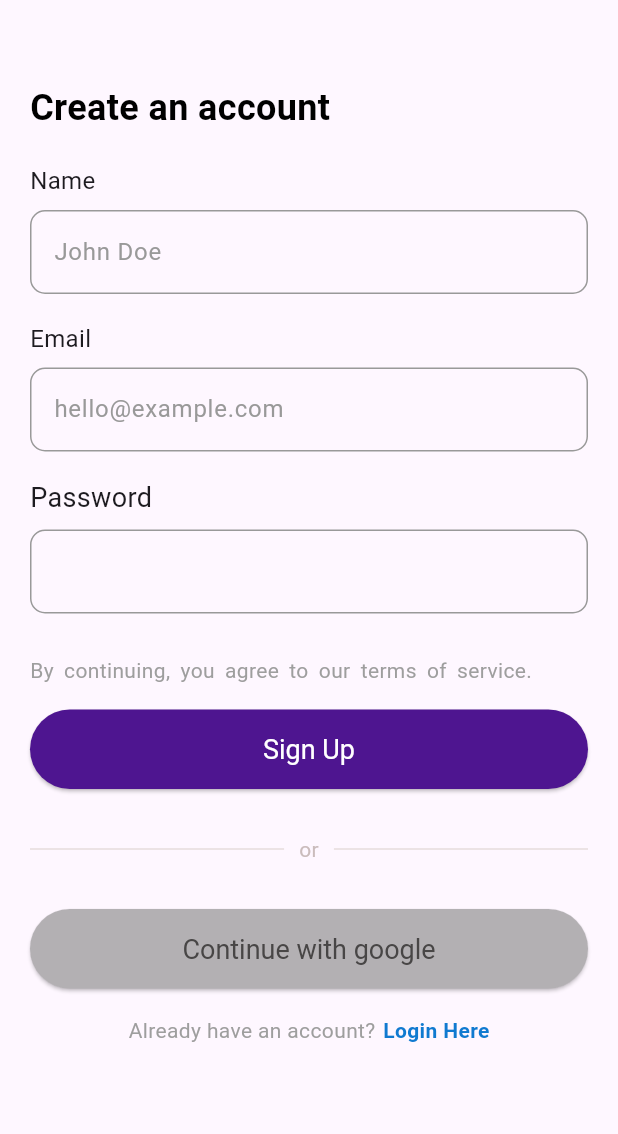
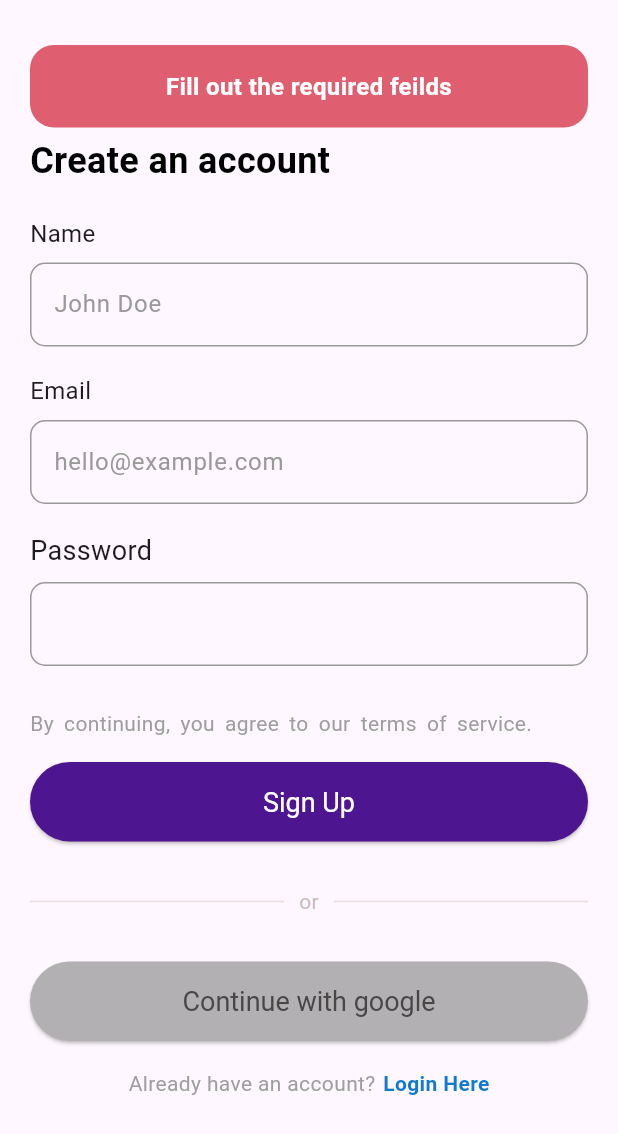
Before and after one commit to Asfar224/Expense-Tracker----Flutter, a Flutter app: the screen it shows after launch, after a tap on "Sign Up", on a phone screen of 412 x 824 dp. Shown: the top 1134 px of the screen. Run offline on Flutter 3.47's test engine with Material 3 defaults, Android fonts, the phone set to English and light mode, and no system bars; our stand-ins replace cloud_firestore, firebase_auth, firebase_core, google_sign_in; accounts and stored records are empty; generated files the repository leaves out were written again.

Commit message:
new changes tho

```diff
--- a/lib/Components/ErrorDisplayer.dart
+++ b/lib/Components/ErrorDisplayer.dart
@@ -1,61 +1,45 @@
 import 'package:flutter/material.dart';
 
-class ErrorDisplayer extends StatefulWidget {
-  final String? errorMessage;
+class ErrorOverlay {
+  static void show(BuildContext context, String errorMessage,
+      {int durationInSeconds = 4}) {
+    final overlay = Overlay.of(context);
+    if (overlay == null) return;
 
-  const ErrorDisplayer({Key? key, this.errorMessage}) : super(key: key);
-
-  @override
-  State<ErrorDisplayer> createState() => _ErrorDispayerState();
-}
-
-class _ErrorDispayerState extends State<ErrorDisplayer> {
-  bool _isVisible = false;
-  String? _currentErrorMessage;
-
-  @override
-  void didUpdateWidget(covariant ErrorDisplayer oldWidget) {
-    super.didUpdateWidget(oldWidget);
-
-    // Check if the errorMessage has changed
-    if (widget.errorMessage != null &&
-        widget.errorMessage != oldWidget.errorMessage) {
-      showError(widget.errorMessage!);
-    }
-  }
-
-  void showError(String errorMessage) {
-    setState(() {
-      _currentErrorMessage = errorMessage;
-      _isVisible = true;
-    });
-
-    // Hide the error after 5 seconds
-    Future.delayed(Duration(seconds: 5), () {
-      if (mounted) {
-        setState(() {
-          _isVisible = false;
-        });
-      }
-    });
-  }
-
-  @override
-  Widget build(BuildContext context) {
-    // Display the error message if _isVisible is true
-    return _isVisible
-        ? Container(
-            width: double.infinity,
-            color: Colors.red,
-            padding: EdgeInsets.all(10.0),
+    // Create an entry for the overlay
+    final overlayEntry = OverlayEntry(
+      builder: (context) => Positioned(
+        top: 30.0,
+        left: 20.0,
+        right: 20.0,
+        child: Material(
+          color: Colors.transparent,
+          child: Container(
+            padding: EdgeInsets.all(16.0),
+            decoration: BoxDecoration(
+              color: const Color.fromARGB(255, 223, 95, 113),
+              borderRadius: BorderRadius.circular(16.0),
+            ),
             child: Text(
-              _currentErrorMessage ?? '',
+              errorMessage,
               style: TextStyle(
                 color: Colors.white,
                 fontSize: 16.0,
+                fontWeight: FontWeight.bold,
               ),
+              textAlign: TextAlign.center,
             ),
-          )
-        : SizedBox.shrink();
+          ),
+        ),
+      ),
+    );
+
+    // Insert the overlay
+    overlay.insert(overlayEntry);
+
+    // Remove the overlay after the specified duration
+    Future.delayed(Duration(seconds: durationInSeconds), () {
+      overlayEntry.remove();
+    });
   }
 }
--- a/lib/firebase_auth/signup.dart
+++ b/lib/firebase_auth/signup.dart
@@ -3,6 +3,8 @@ import 'package:expense_management_app/firebase_auth/login.dart';
 import 'package:firebase_auth/firebase_auth.dart';
 import 'package:google_sign_in/google_sign_in.dart';
 import 'package:expense_management_app/Components/ErrorDisplayer.dart';
+import 'package:cloud_firestore/cloud_firestore.dart';
+import 'package:expense_management_app/UI/Screens/landingpage.dart';
 
 class SignupScreen extends StatefulWidget {
   @override
@@ -62,7 +64,7 @@ class _SignupScreenState extends State<SignupScreen> {
         child: Column(
           crossAxisAlignment: CrossAxisAlignment.start,
           children: [
-            SizedBox(height: 30.0),
+            SizedBox(height: 65.0),
             Text(
               "Create an account",
               style: TextStyle(
@@ -173,19 +175,38 @@ class _SignupScreenState extends State<SignupScreen> {
                     password.isNotEmpty &&
                     name.isNotEmpty) {
                   if (password.length < 8) {
-                    ErrorDisplayer(
-                        errorMessage: "Password Must be 8 characters long");
+                    ErrorOverlay.show(
+                        context, "Password must be 8 characters long");
                   } else {
                     try {
-                      await FirebaseAuth.instance
+                      final UserCredential userCredential = await FirebaseAuth
+                          .instance
                           .createUserWithEmailAndPassword(
                               email: email, password: password);
+
+                      String uid = userCredential.user!.uid;
+
+                      await FirebaseFirestore.instance
+                          .collection('users')
+                          .doc(uid)
+                          .set({
+                        'name': name,
+                        'createdAt': FieldValue.serverTimestamp(),
+                      });
+
+                      Navigator.pushReplacement(
+                        context,
+                        MaterialPageRoute(
+                          builder: (context) =>
+                              LandingPage(uid: uid), // Pass UID to LandingPage
+                        ),
+                      );
                     } catch (exception) {
-                      ErrorDisplayer(errorMessage: "Firebase Auth Error");
+                      ErrorOverlay.show(context, "Authentication Unsuccessful");
                     }
                   }
                 } else {
-                  ErrorDisplayer(errorMessage: "Fill out the required feilds");
+                  ErrorOverlay.show(context, "Fill out the required feilds");
                 }
               },
             ),
--- a/pubspec.yaml
+++ b/pubspec.yaml
@@ -34,6 +34,7 @@ dependencies:
   firebase_auth: ^5.3.1  # Firebase Auth for login/signup
   provider: ^6.1.2
   google_sign_in: ^6.2.1
+  cloud_firestore: ^5.4.4
 
   # The following adds the Cupertino Icons font to your application.
   # Use with the CupertinoIcons class for iOS style icons.
```
Also changed, not shown: lib/Components/Homepage/StatCard.dart (added, +55 -0 lines), lib/Components/LandingpageComponents/BottomNavigation.dart (added, +59 -0 lines), lib/UI/Screens/Homepage.dart (added, +189 -0 lines), lib/UI/Screens/landingpage.dart (added, +13 -0 lines), lib/firebase_auth/login.dart (+19 -5 lines), 3 other files.
